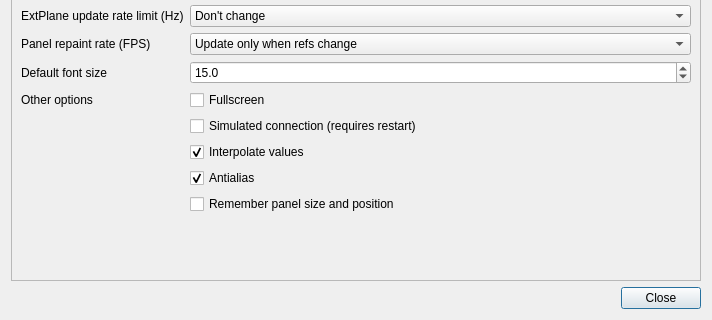
This is dialogs/settingsdialog.ui in vranki/ExtPlane-Panel as Qt 5 draws it before an edit; both pictures show x 0 to 712 and y 179 to 499 of the 712 by 499 pixel window. The edited form follows.
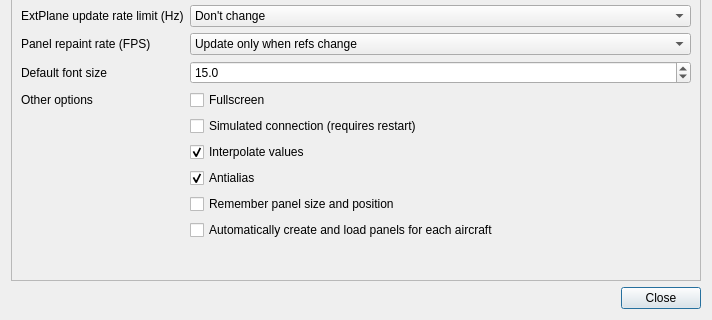
This is the edited form.

Commit message: Auto loading of panels based on loaded aircraft.

What changed in the file:
```diff
--- a/dialogs/settingsdialog.ui
+++ b/dialogs/settingsdialog.ui
@@ -243,6 +243,13 @@
          </property>
         </widget>
        </item>
+       <item row="12" column="1">
+        <widget class="QCheckBox" name="autoPanelsCheckBox">
+         <property name="text">
+          <string>Automatically create and load panels for each aircraft</string>
+         </property>
+        </widget>
+       </item>
       </layout>
      </widget>
     </widget>
```
The commit also changes 4 other files.
